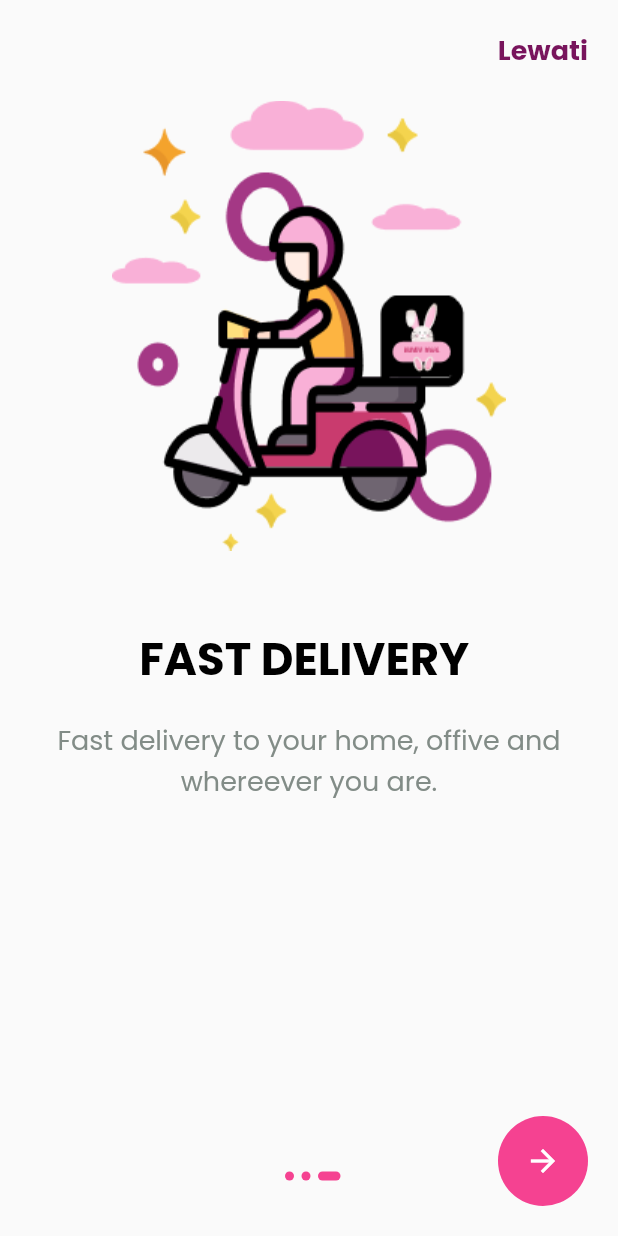
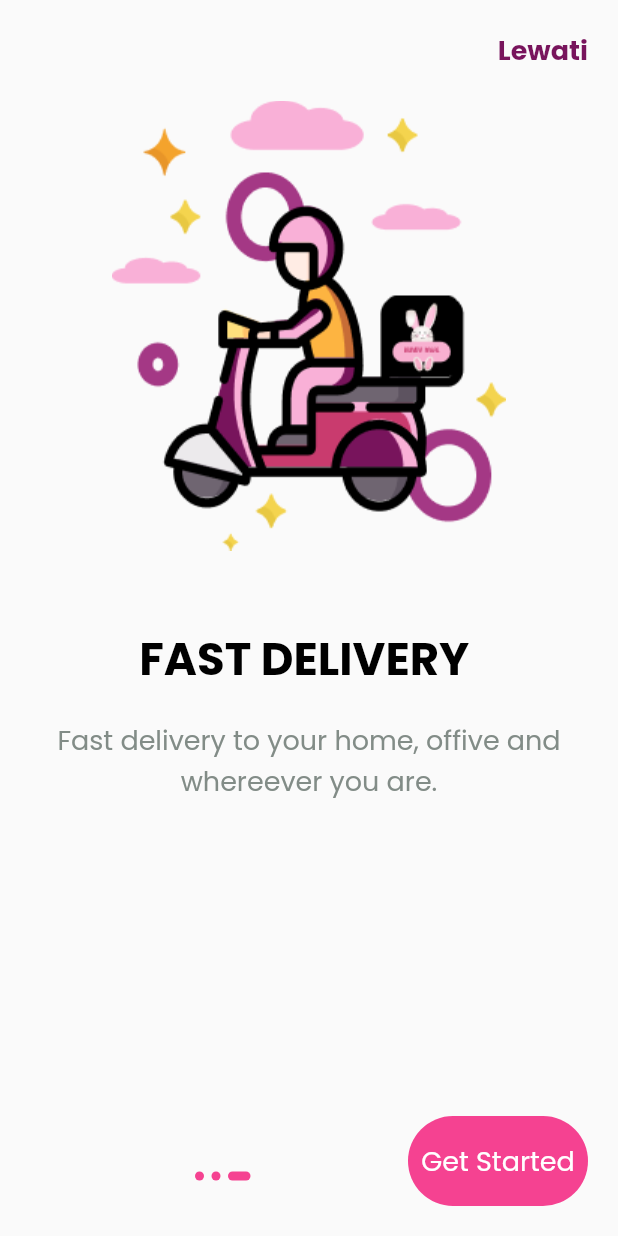
Before and after one commit to fadillaoegi/exampleCodeCityAsia, a Flutter app: the screen it shows after launch, swiped to page 3, on a phone screen of 412 x 824 dp. Run offline on Flutter 3.47's test engine with Material 2 defaults, Android fonts, the phone set to English and light mode, and no system bars; our stand-ins replace google_fonts, google_sign_in, shared_preferences.

Commit message:
revisi on board page 3

```diff
--- a/lib/main.dart
+++ b/lib/main.dart
@@ -39,7 +39,7 @@ class _MainAppState extends State<MainApp> {
     return  MaterialApp(
       debugShowCheckedModeBanner: false,
       //
-      initialRoute: SplashScreen.routeName,
+      initialRoute: OnBoardingPage.routeName,
       routes: {
         SplashScreen.routeName : (context) => SplashScreen() ,
         OnBoardingPage.routeName : (context) => OnBoardingPage(),
--- a/lib/pages/onBoard.dart
+++ b/lib/pages/onBoard.dart
@@ -77,7 +77,7 @@ class _OnBoardingPageState extends State<OnBoardingPage> {
               ),
             )) ,
                const SizedBox(width: 100),
-                GestureDetector(
+                _pageIndex != 2 ? GestureDetector(
                   onTap: (){
                     _pageController.nextPage(duration: Duration(microseconds: 500), curve: Curves.easeIn);
                   },
@@ -91,7 +91,21 @@ class _OnBoardingPageState extends State<OnBoardingPage> {
                     ),
                     child: Icon(Icons.arrow_forward, color: Colors.white,),
                   ),
-                ),
+                ) : GestureDetector(
+                  onTap: (){
+                      Navigator.pushReplacementNamed(context, FormLogin.routeName) ;
+                  },
+                  child: Container(
+                    margin: EdgeInsets.only(bottom: 20, right: 20),
+                    height: 60,
+                    width: 120,
+                    decoration: BoxDecoration(
+                        borderRadius: BorderRadius.circular(50) ,
+                        color: Color(0xffF54291)
+                    ),
+                    child: Center(child: Text('Get Started' , style: detailOnBoard.copyWith(color: Colors.white),)),
+                  ),
+                )
               ],
             )
           ],
--- a/lib/pages/splashscreen.dart
+++ b/lib/pages/splashscreen.dart
@@ -40,4 +40,5 @@ class _SplashScreenState extends State<SplashScreen> {
     }) ;
   }
 
+
 }
```
